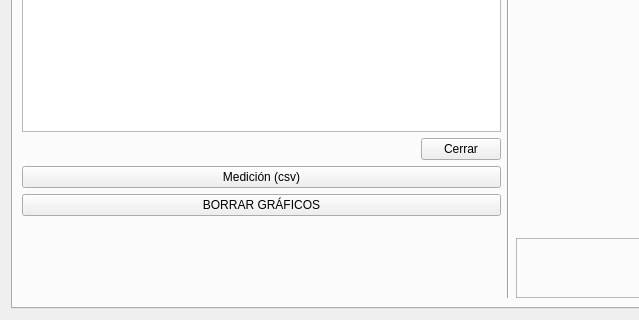
First picture: the form in designer/tp1ui.ui, repository AlexStephan/TC_TP_GRUPAL_1, before the edit; both pictures show x 0 to 639 and y 472 to 792 of the 998 by 792 pixel window.
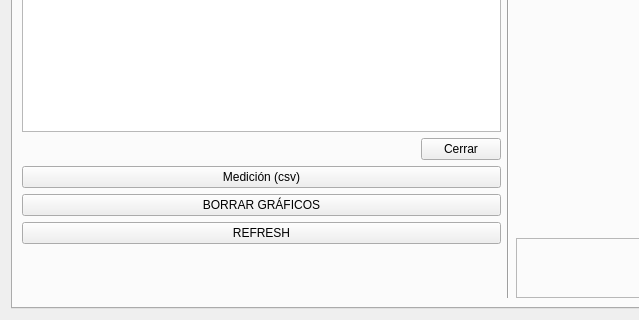
Second picture: the form after the edit.

Commit message: Agregue refresh, a ver si mejora nuestra experiencia con los legends

Patch:
```diff
--- a/designer/tp1ui.ui
+++ b/designer/tp1ui.ui
@@ -249,6 +249,13 @@
            </property>
           </widget>
          </item>
+         <item>
+          <widget class="QPushButton" name="refreshButton">
+           <property name="text">
+            <string>REFRESH</string>
+           </property>
+          </widget>
+         </item>
          <item>
           <spacer name="verticalSpacer">
            <property name="orientation">
```
The commit also changes 2 other files.
